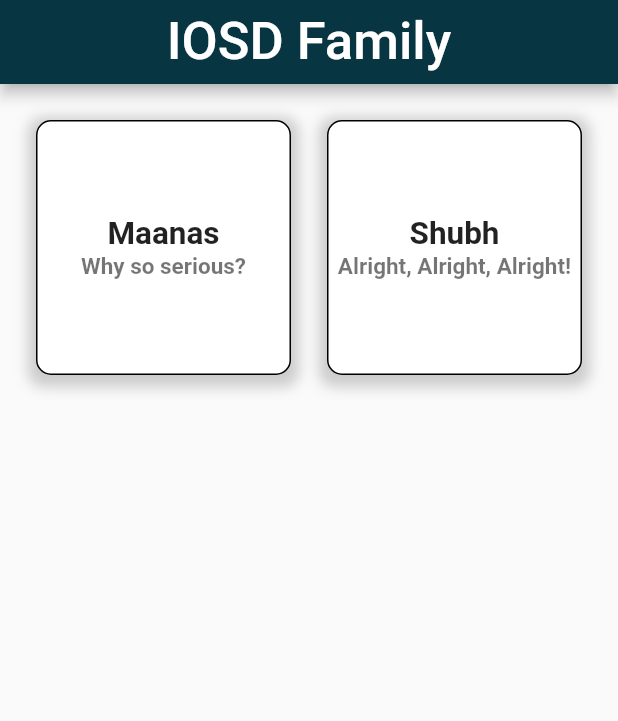
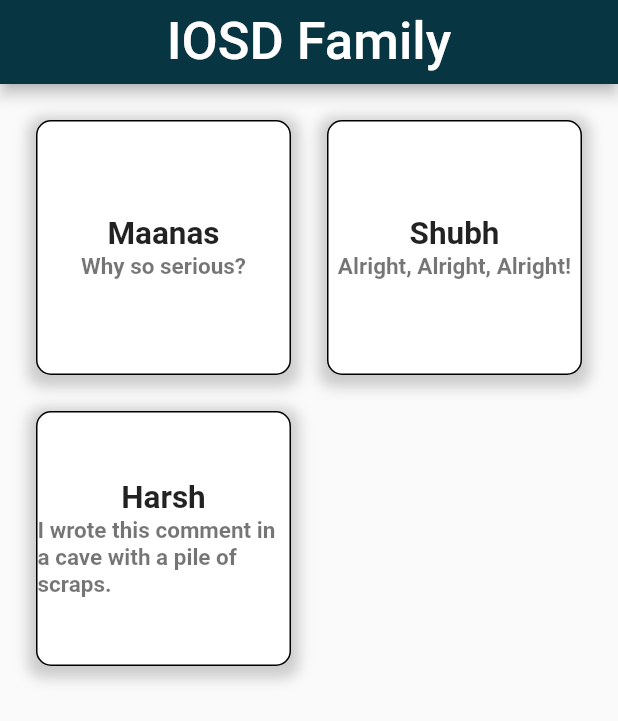
Before and after one commit to maanas-talwar/IOSD-dev-week, a Flutter app: the screen it shows after launch, on a phone screen of 412 x 824 dp. Shown: the top 721 px of the screen. Run offline on Flutter 3.47's test engine with Material 2 defaults, Android fonts, the phone set to English and light mode, and no system bars; drawn by our look-alikes of auto_size_text.

Commit message:
Update main.dart

```diff
--- a/lib/main.dart
+++ b/lib/main.dart
@@ -15,7 +15,7 @@ class MyApp extends StatelessWidget {
     allPeople = [Person("Maanas", "Why so serious?")];
     allPeople.add(Person("Shubh", "Alright, Alright, Alright!"));
 //    allPeople.add(Person("Shubh", "Why so serious?"));
-//    allPeople.add(Person("Harsh", "I wrote this comment in a cave with a pile of scraps."));
+    allPeople.add(Person("Harsh", "I wrote this comment in a cave with a pile of scraps."));
     return MaterialApp(
       home: Scaffold(
           appBar: AppBar(
```
